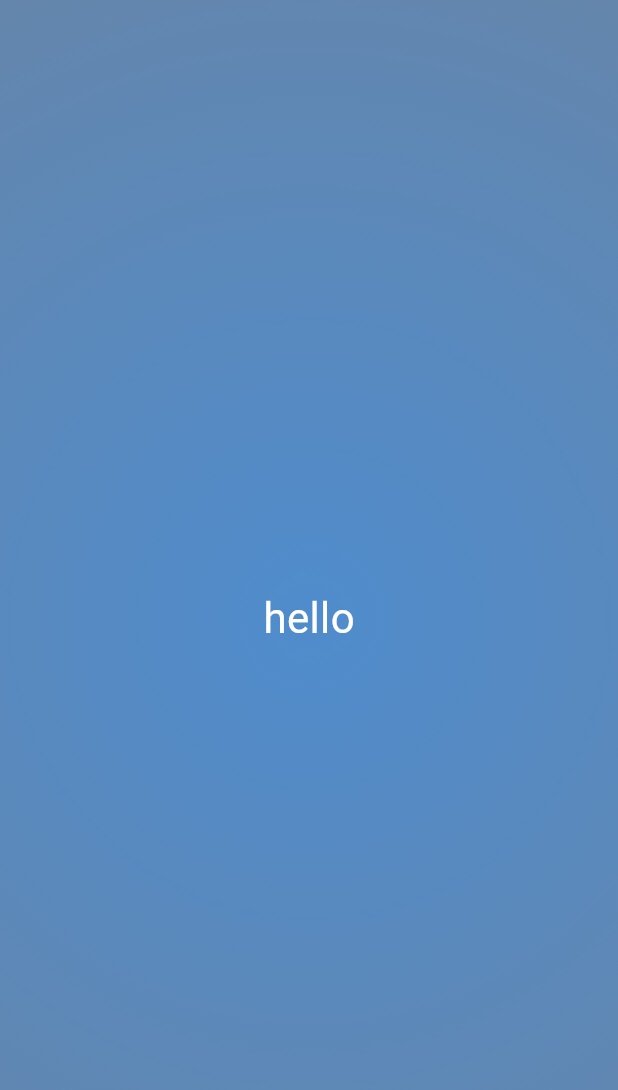
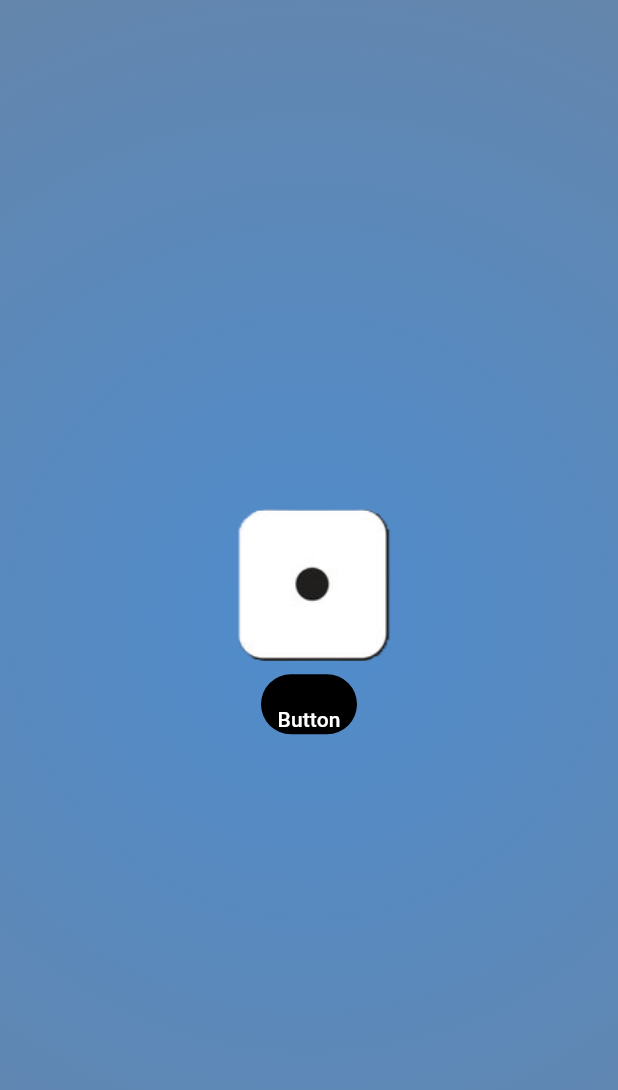
Before and after one commit to Perr4/firt_app, a Flutter app: the screen it shows after launch, on a phone screen of 412 x 824 dp. Shown: the top 1090 px of the screen. Run offline on Flutter 3.47's test engine with Material 3 defaults, Android fonts, the phone set to English and light mode, and no system bars.

Commit message:
Base programm finished

```diff
--- /dev/null
+++ b/lib/dice_roller.dart
@@ -0,0 +1,48 @@
+import 'dart:io';
+import 'dart:math';
+
+import 'package:flutter/material.dart';
+
+class DiceRoller extends StatefulWidget {
+  const DiceRoller({super.key});
+
+  @override
+  State<StatefulWidget> createState() {
+    return _DiceRolerState();
+  }
+}
+
+
+
+class _DiceRolerState extends State<DiceRoller> {
+  var images = "assets/dice1.png";
+
+  @override
+  Widget build(BuildContext context) {
+    return Column(
+      mainAxisSize: MainAxisSize.min,
+      children: [
+        Image.asset(images),
+        TextButton(
+          onPressed: rollDice,
+          style: TextButton.styleFrom(
+            padding: EdgeInsets.only(top: 20),
+            foregroundColor: Colors.white,
+            backgroundColor: Colors.black,
+
+          ),
+          child: Text("Button"),
+        ),
+      ],
+    );
+  }
+
+  void rollDice() {
+    int valore = Random().nextInt(5)+1;
+    setState(() {
+      images = "assets/dice$valore.png";
+    });
+    print("reloaded");
+    print(images);
+  }
+}
--- a/lib/my_app.dart
+++ b/lib/my_app.dart
@@ -1,17 +1,17 @@
+import 'dart:math';
+
+import 'package:firt_app/dice_roller.dart';
+import 'package:firt_app/main.dart';
 import 'package:flutter/material.dart';
 import 'styled_text.dart';
 
-class MyApp extends StatelessWidget{
+class MyApp extends StatelessWidget {
   const MyApp({super.key});
-
-
 
   @override
   Widget build(BuildContext context) {
-
     return Scaffold(
       // backgroundColor: Colors.amberAccent,
-
       body: Container(
         decoration: const BoxDecoration(
           gradient: RadialGradient(
@@ -20,15 +20,13 @@ class MyApp extends StatelessWidget{
               Color.fromRGBO(55, 76, 97, 0.69),
             ],
             center: AlignmentGeometry.center,
-              radius: 2
-
+            radius: 2,
           ),
         ),
-          child: const Center(
-            child: StyledText('hello'),
-          )
+        child: Center(
+          child:  DiceRoller(),
+        ),
       ),
     );
   }
-
 }
--- a/pubspec.yaml
+++ b/pubspec.yaml
@@ -65,8 +65,7 @@ flutter:
      - assets/dice4.png
      - assets/dice5.png
      - assets/dice6.png
-     - images/a_dot_burr.jpeg
-     - images/a_dot_ham.jpeg
+
 
 
   # An image asset can refer to one or more resolution-specific "variants", see
```
Also changed, not shown: 1 other file. Lines whose indentation alone changed are shown as unchanged.
